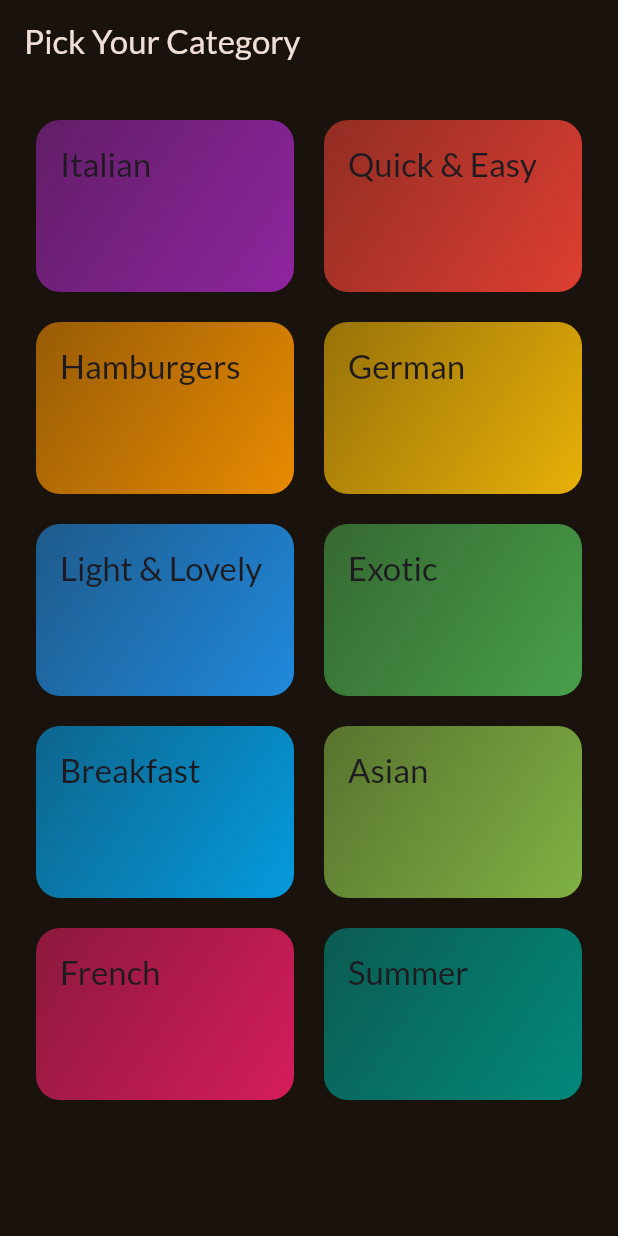
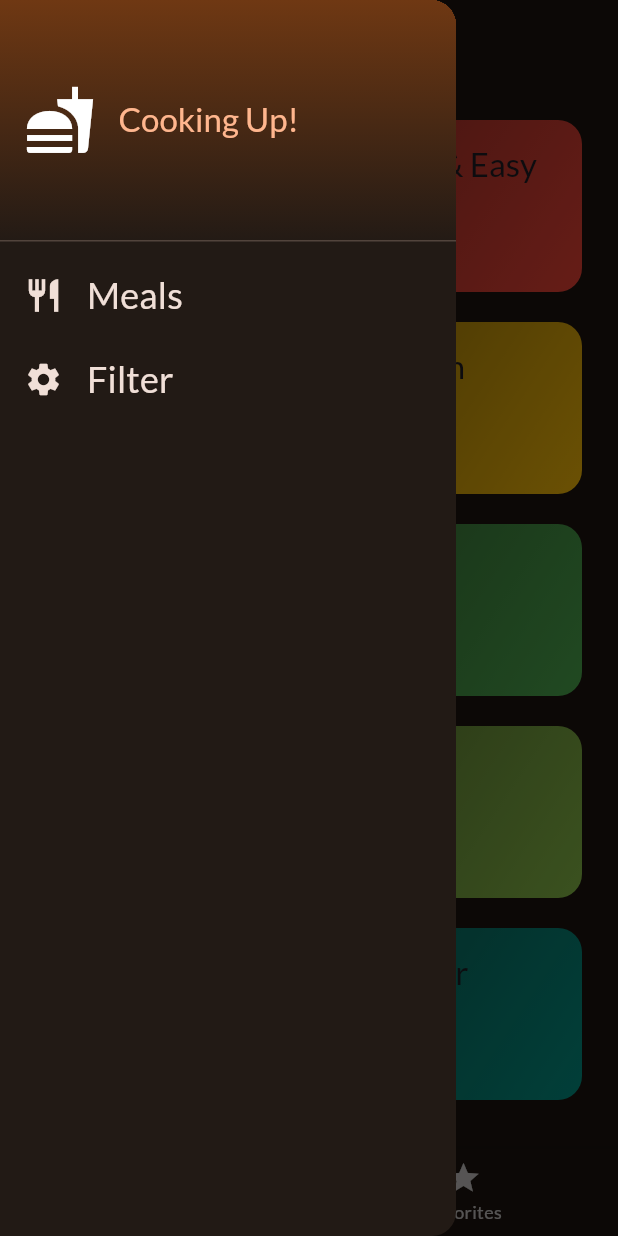
Before and after one commit to veer9002/flutter_meals, a Flutter app: the screen it shows after launch, with the side drawer open (before the commit the screen has no drawer), on a phone screen of 412 x 824 dp. Run offline on Flutter 3.47's test engine with Material 3 defaults, Android fonts, the phone set to English and light mode, and no system bars; our stand-ins replace flutter_riverpod, google_fonts, riverpod, transparent_image.

Commit message:
meals app completed

```diff
--- a/lib/data/dummy_data.dart
+++ b/lib/data/dummy_data.dart
@@ -55,8 +55,8 @@ const dummyMeals = [
     title: 'Toast Hawaii',
     affordability: Affordability.affordable,
     complexity: Complexity.simple,
-    imageUrl:
-        'https://cdn.pixabay.com/photo/2018/07/11/21/51/toast-3532016_1280.jpg',
+    imageUrl: 'https://dummyimage.com/640x4:3/',
+    // 'https://cdn.pixabay.com/photo/2018/07/11/21/51/toast-3532016_1280.jpg',
     duration: 10,
     ingredients: [
       '1 Slice White Bread',
@@ -81,8 +81,7 @@ const dummyMeals = [
     title: 'Classic Hamburger',
     affordability: Affordability.pricey,
     complexity: Complexity.simple,
-    imageUrl:
-        'https://cdn.pixabay.com/photo/2014/10/23/18/05/burger-500054_1280.jpg',
+    imageUrl: 'https://dummyimage.com/640x4:3/',
     duration: 45,
     ingredients: [
       '300g Cattle Hack',
@@ -110,8 +109,7 @@ const dummyMeals = [
     title: 'Wiener Schnitzel',
     affordability: Affordability.luxurious,
     complexity: Complexity.challenging,
-    imageUrl:
-        'https://cdn.pixabay.com/photo/2018/03/31/19/29/schnitzel-3279045_1280.jpg',
+    imageUrl: 'https://dummyimage.com/640x4:3/',
     duration: 60,
     ingredients: [
       '8 Veal Cutlets',
@@ -147,8 +145,7 @@ const dummyMeals = [
     title: 'Salad with Smoked Salmon',
     affordability: Affordability.luxurious,
     complexity: Complexity.simple,
-    imageUrl:
-        'https://cdn.pixabay.com/photo/2016/10/25/13/29/smoked-salmon-salad-1768890_1280.jpg',
+    imageUrl: 'https://dummyimage.com/640x4:3/',
     duration: 15,
     ingredients: [
       'Arugula',
@@ -179,8 +176,7 @@ const dummyMeals = [
     title: 'Delicious Orange Mousse',
     affordability: Affordability.affordable,
     complexity: Complexity.hard,
-    imageUrl:
-        'https://cdn.pixabay.com/photo/2017/05/01/05/18/pastry-2274750_1280.jpg',
+    imageUrl: 'https://dummyimage.com/640x4:3/',
     duration: 240,
     ingredients: [
       '4 Sheets of Gelatine',
@@ -212,8 +208,7 @@ const dummyMeals = [
     title: 'Pancakes',
     affordability: Affordability.affordable,
     complexity: Complexity.simple,
-    imageUrl:
-        'https://cdn.pixabay.com/photo/2018/07/10/21/23/pancake-3529653_1280.jpg',
+    imageUrl: 'https://dummyimage.com/640x4:3/',
     duration: 20,
     ingredients: [
       '1 1/2 Cups all-purpose Flour',
@@ -241,8 +236,7 @@ const dummyMeals = [
     title: 'Creamy Indian Chicken Curry',
     affordability: Affordability.pricey,
     complexity: Complexity.challenging,
-    imageUrl:
-        'https://cdn.pixabay.com/photo/2018/06/18/16/05/indian-food-3482749_1280.jpg',
+    imageUrl: 'https://dummyimage.com/640x4:3/',
     duration: 35,
     ingredients: [
       '4 Chicken Breasts',
@@ -272,8 +266,7 @@ const dummyMeals = [
     title: 'Chocolate Souffle',
     affordability: Affordability.affordable,
     complexity: Complexity.hard,
-    imageUrl:
-        'https://cdn.pixabay.com/photo/2014/08/07/21/07/souffle-412785_1280.jpg',
+    imageUrl: 'https://dummyimage.com/640x4:3/',
     duration: 45,
     ingredients: [
       '1 Teaspoon melted Butter',
@@ -319,8 +312,7 @@ const dummyMeals = [
     title: 'Asparagus Salad with Cherry Tomatoes',
     affordability: Affordability.luxurious,
     complexity: Complexity.simple,
-    imageUrl:
-        'https://cdn.pixabay.com/photo/2018/04/09/18/26/asparagus-3304997_1280.jpg',
+    imageUrl: 'https://dummyimage.com/640x4:3/',
     duration: 30,
     ingredients: [
       'White and Green Asparagus',
--- /dev/null
+++ b/lib/provider/filters_provider.dart
@@ -0,0 +1,49 @@
+import 'package:flutter_riverpod/flutter_riverpod.dart';
+import 'package:flutter_riverpod/legacy.dart';
+import 'package:meals/provider/meals_provider.dart';
+
+enum Filter { glutenFree, lactoseFree, vegan, vegeterian }
+
+class FiltersNotifier extends StateNotifier<Map<Filter, bool>> {
+  FiltersNotifier()
+    : super({
+        Filter.glutenFree: false,
+        Filter.lactoseFree: false,
+        Filter.vegan: false,
+        Filter.vegeterian: false,
+      });
+
+  void setFilter(Filter filter, bool isActive) {
+    state = {...state, filter: isActive};
+  }
+
+  void setFilters(Map<Filter, bool> chosenFilters) {
+    state = chosenFilters;
+  }
+}
+
+final filtersProvider =
+    StateNotifierProvider<FiltersNotifier, Map<Filter, bool>>((ref) {
+      return FiltersNotifier();
+    });
+
+final filteredMealsProvider = Provider((ref) {
+  final meals = ref.watch(mealsProvider);
+  final activeFilters = ref.watch(filtersProvider);
+
+  return meals.where((meal) {
+    if (activeFilters[Filter.glutenFree]! && !meal.isGlutenFree) {
+      return false;
+    }
+    if (activeFilters[Filter.lactoseFree]! && !meal.isLactoseFree) {
+      return false;
+    }
+    if (activeFilters[Filter.vegan]! && !meal.isVegan) {
+      return false;
+    }
+    if (activeFilters[Filter.vegeterian]! && !meal.isVegetarian) {
+      return false;
+    }
+    return true;
+  }).toList();
+});
--- /dev/null
+++ b/lib/provider/meals_provider.dart
@@ -0,0 +1,6 @@
+import 'package:meals/data/dummy_data.dart';
+import 'package:riverpod/riverpod.dart';
+
+final mealsProvider = Provider((ref) {
+  return dummyMeals;
+});
--- a/lib/screens/categories_screen.dart
+++ b/lib/screens/categories_screen.dart
@@ -1,14 +1,17 @@
 import 'package:flutter/material.dart';
 import 'package:meals/data/dummy_data.dart';
 import 'package:meals/models/category.dart';
+import 'package:meals/models/meal.dart';
 import 'package:meals/screens/meals_screen.dart';
 import 'package:meals/widgets/category_grid_item.dart';
 
 class CategoriesScreen extends StatelessWidget {
-  const CategoriesScreen({super.key});
+  const CategoriesScreen({super.key, required this.availableMeals});
+
+  final List<Meal> availableMeals;
 
   void _selectCategory(BuildContext context, Category category) {
-    final filteredMeals = dummyMeals
+    final filteredMeals = availableMeals
         .where((meal) => meal.categories.contains(category.id))
         .toList();
 
@@ -22,9 +25,7 @@ class CategoriesScreen extends StatelessWidget {
 
   @override
   Widget build(BuildContext context) {
-    return Scaffold(
-      appBar: AppBar(title: const Text('Pick Your Category')),
-      body: GridView(
+    return GridView(
       padding: const EdgeInsets.all(24),
       gridDelegate: SliverGridDelegateWithFixedCrossAxisCount(
         crossAxisCount: 2,
@@ -41,7 +42,6 @@ class CategoriesScreen extends StatelessWidget {
             },
           ),
       ],
-      ),
     );
   }
 }
--- /dev/null
+++ b/lib/screens/tabs.dart
@@ -0,0 +1,65 @@
+import 'package:flutter/material.dart';
+import 'package:flutter_riverpod/flutter_riverpod.dart';
+import 'package:meals/provider/favorites_provider.dart';
+import 'package:meals/screens/categories_screen.dart';
+import 'package:meals/screens/filter_screen.dart';
+import 'package:meals/screens/meals_screen.dart';
+import 'package:meals/widgets/main_drawer.dart';
+import 'package:meals/provider/filters_provider.dart';
+
+class TabsScreen extends ConsumerStatefulWidget {
+  const TabsScreen({super.key});
+
+  @override
+  ConsumerState<TabsScreen> createState() => __TabsScreenState();
+}
+
+class __TabsScreenState extends ConsumerState<TabsScreen> {
+  int _selectedTabIndex = 0;
+
+  void _selectPage(int index) {
+    setState(() {
+      _selectedTabIndex = index;
+    });
+  }
+
+  void _setScreen(String identifier) async {
+    Navigator.of(context).pop();
+    if (identifier == 'filters') {
+      final result = await Navigator.of(context).push<Map<Filter, bool>>(
+        MaterialPageRoute(builder: (ctx) => FiltersScreen()),
+      );
+    }
+  }
+
+  @override
+  Widget build(BuildContext context) {
+    final availableMeals = ref.watch(filteredMealsProvider);
+
+    Widget activePage = CategoriesScreen(availableMeals: availableMeals);
+    var selectedTabTitle = 'Categories';
+
+    if (_selectedTabIndex == 1) {
+      final favoritesMeals = ref.watch(favoritesMealProvider);
+      activePage = MealsScreen(meals: favoritesMeals);
+      selectedTabTitle = 'Your Favorites';
+    }
+
+    return Scaffold(
+      appBar: AppBar(title: Text(selectedTabTitle)),
+      body: activePage,
+      drawer: MainDrawer(onSelectScreen: _setScreen),
+      bottomNavigationBar: BottomNavigationBar(
+        onTap: _selectPage,
+        currentIndex: _selectedTabIndex,
+        items: [
+          BottomNavigationBarItem(
+            icon: Icon(Icons.set_meal),
+            label: 'Category',
+          ),
+          BottomNavigationBarItem(icon: Icon(Icons.star), label: 'Favorites'),
+        ],
+      ),
+    );
+  }
+}
--- /dev/null
+++ b/lib/widgets/main_drawer.dart
@@ -0,0 +1,76 @@
+import 'package:flutter/material.dart';
+
+class MainDrawer extends StatelessWidget {
+  const MainDrawer({super.key, required this.onSelectScreen});
+
+  final void Function(String identifier) onSelectScreen;
+
+  @override
+  Widget build(BuildContext context) {
+    return Drawer(
+      child: Column(
+        children: [
+          DrawerHeader(
+            padding: EdgeInsets.all(16),
+            decoration: BoxDecoration(
+              gradient: LinearGradient(
+                colors: [
+                  Theme.of(context).colorScheme.primaryContainer,
+                  Theme.of(context).colorScheme.primaryContainer.withAlpha(4),
+                ],
+                begin: Alignment.topLeft,
+                end: Alignment.bottomLeft,
+              ),
+            ),
+            child: Row(
+              children: [
+                Icon(Icons.fastfood, size: 48),
+                SizedBox(width: 15),
+                Text(
+                  'Cooking Up!',
+                  style: Theme.of(context).textTheme.titleLarge!.copyWith(
+                    color: Theme.of(context).colorScheme.primary,
+                  ),
+                ),
+              ],
+            ),
+          ),
+          ListTile(
+            leading: Icon(
+              Icons.restaurant,
+              size: 26,
+              color: Theme.of(context).colorScheme.onSurface,
+            ),
+            title: Text(
+              'Meals',
+              style: Theme.of(context).textTheme.titleSmall!.copyWith(
+                color: Theme.of(context).colorScheme.onSurface,
+                fontSize: 24,
+              ),
+            ),
+            onTap: () {
+              onSelectScreen('meals');
+            },
+          ),
+          ListTile(
+            leading: Icon(
+              Icons.settings,
+              size: 26,
+              color: Theme.of(context).colorScheme.onSurface,
+            ),
+            title: Text(
+              'Filter',
+              style: Theme.of(context).textTheme.titleSmall!.copyWith(
+                color: Theme.of(context).colorScheme.onSurface,
+                fontSize: 24,
+              ),
+            ),
+            onTap: () {
+              onSelectScreen('filters');
+            },
+          ),
+        ],
+      ),
+    );
+  }
+}
--- a/pubspec.yaml
+++ b/pubspec.yaml
@@ -36,6 +36,8 @@ dependencies:
   cupertino_icons: ^1.0.8
   google_fonts: ^6.3.2
   transparent_image: ^2.0.1
+  riverpod: ^3.0.3
+  flutter_riverpod: ^3.0.3
 
 dev_dependencies:
   flutter_test:
```
Also changed, not shown: lib/main.dart (+16 -3 lines), lib/provider/favorites_provider.dart (added, +20 -0 lines), lib/screens/filter_screen.dart (added, +112 -0 lines), lib/screens/meals_desc.dart (added, +93 -0 lines), lib/screens/meals_screen.dart (+20 -9 lines), lib/widgets/meal_item_trait.dart (added, +19 -0 lines), lib/widgets/menu_item.dart (+64 -4 lines), pubspec.lock. Lines whose indentation alone changed are shown as unchanged.
